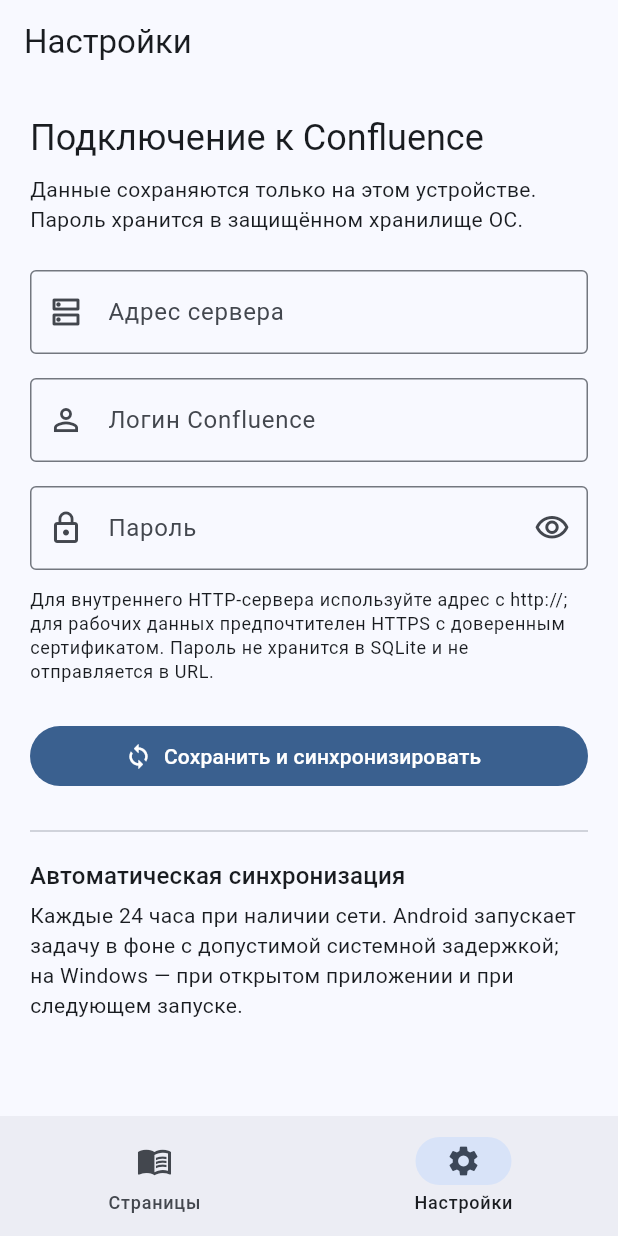
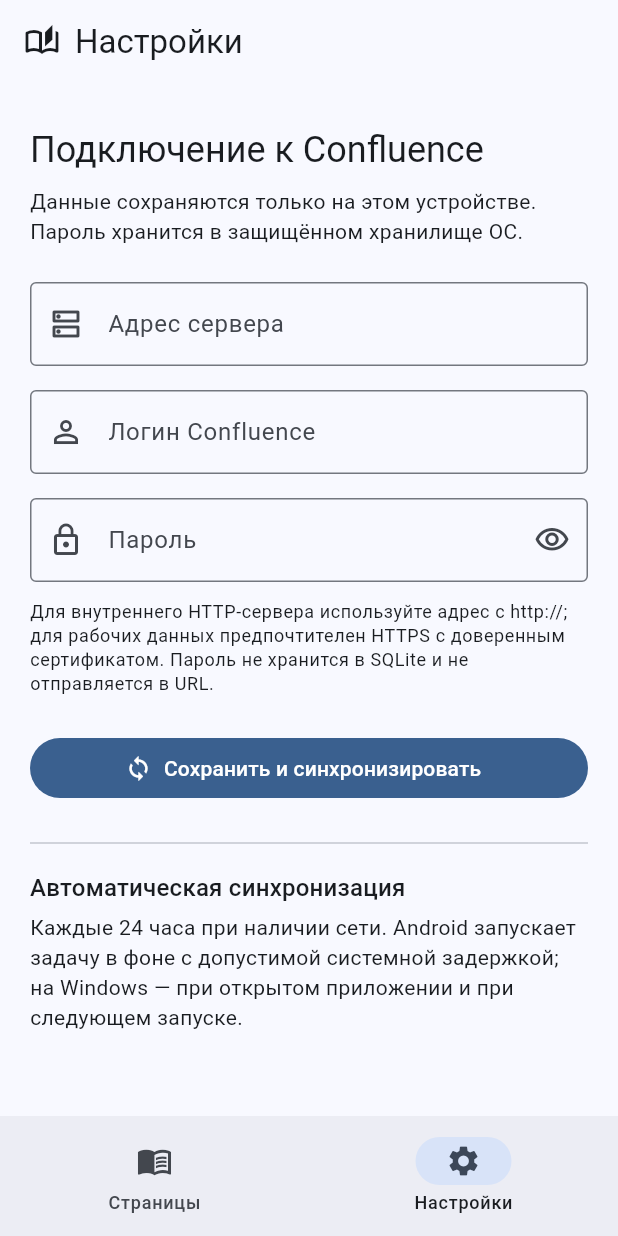
Before and after one commit to zigorminsk-debug/WIKI, a Flutter app: the screen it shows after launch, item 2 of the bottom bar chosen, on a phone screen of 412 x 824 dp. Run offline on Flutter 3.47's test engine with Material 3 defaults, Android fonts, the phone set to English and light mode, and no system bars; our stand-ins replace flutter_html, flutter_secure_storage, shared_preferences, sqflite, sqflite_common_ffi; missing offline and left inert: workmanager; accounts and stored records are empty.

Commit message:
feat: adapt GUI for Android and Windows
Co-authored-by: arena-agent <297053741+arena-agent@users.noreply.github.com>

```diff
--- a/lib/main.dart
+++ b/lib/main.dart
@@ -176,24 +176,9 @@
     return AnimatedBuilder(
       animation: widget.controller,
       builder: (context, _) {
+        final isDesktopLayout = MediaQuery.sizeOf(context).width >= 800;
         final pageTitle = _selectedIndex == 0 ? 'База знаний' : 'Настройки';
-        return Scaffold(
-          appBar: AppBar(
-            title: Text(pageTitle),
-            actions: <Widget>[
-              if (_selectedIndex == 0)
-                IconButton(
-                  tooltip: 'Синхронизировать сейчас',
-                  onPressed: widget.controller.isSyncing || !widget.controller.settings.isConfigured
-                      ? null
-                      : () => unawaited(widget.controller.synchronize()),
-                  icon: widget.controller.isSyncing
-                      ? const SizedBox(width: 20, height: 20, child: CircularProgressIndicator(strokeWidth: 2))
-                      : const Icon(Icons.sync),
-                ),
-            ],
-          ),
-          body: Column(
+        final content = Column(
           children: <Widget>[
             if (widget.controller.transientError != null)
               _ErrorBanner(
@@ -212,8 +197,50 @@
                     ),
             ),
           ],
+        );
+
+        return Scaffold(
+          appBar: AppBar(
+            title: Row(
+              children: <Widget>[
+                if (!isDesktopLayout) ...<Widget>[
+                  const Icon(Icons.auto_stories_outlined),
+                  const SizedBox(width: 10),
+                ],
+                Text(pageTitle),
+              ],
             ),
-          bottomNavigationBar: NavigationBar(
+            actions: <Widget>[
+              if (_selectedIndex == 0)
+                Padding(
+                  padding: const EdgeInsets.only(right: 8),
+                  child: IconButton(
+                    tooltip: 'Синхронизировать сейчас',
+                    onPressed: widget.controller.isSyncing || !widget.controller.settings.isConfigured
+                        ? null
+                        : () => unawaited(widget.controller.synchronize()),
+                    icon: widget.controller.isSyncing
+                        ? const SizedBox(width: 20, height: 20, child: CircularProgressIndicator(strokeWidth: 2))
+                        : const Icon(Icons.sync),
+                  ),
+                ),
+            ],
+          ),
+          body: isDesktopLayout
+              ? Row(
+                  children: <Widget>[
+                    _DesktopNavigation(
+                      selectedIndex: _selectedIndex,
+                      onSelected: (index) => setState(() => _selectedIndex = index),
+                    ),
+                    const VerticalDivider(width: 1),
+                    Expanded(child: content),
+                  ],
+                )
+              : content,
+          bottomNavigationBar: isDesktopLayout
+              ? null
+              : NavigationBar(
                   selectedIndex: _selectedIndex,
                   onDestinationSelected: (index) => setState(() => _selectedIndex = index),
                   destinations: const <NavigationDestination>[
@@ -223,6 +250,58 @@
                 ),
         );
       },
+    );
+  }
+}
+
+class _DesktopNavigation extends StatelessWidget {
+  const _DesktopNavigation({required this.selectedIndex, required this.onSelected});
+
+  final int selectedIndex;
+  final ValueChanged<int> onSelected;
+
+  @override
+  Widget build(BuildContext context) {
+    return NavigationRail(
+      extended: true,
+      minExtendedWidth: 232,
+      selectedIndex: selectedIndex,
+      onDestinationSelected: onSelected,
+      leading: Padding(
+        padding: const EdgeInsets.fromLTRB(20, 20, 12, 28),
+        child: Row(
+          children: <Widget>[
+            CircleAvatar(
+              backgroundColor: Theme.of(context).colorScheme.primaryContainer,
+              child: const Icon(Icons.auto_stories_outlined),
+            ),
+            const SizedBox(width: 12),
+            Text('Confluence KB', style: Theme.of(context).textTheme.titleMedium),
+          ],
+        ),
+      ),
+      destinations: const <NavigationRailDestination>[
+        NavigationRailDestination(
+          icon: Icon(Icons.menu_book_outlined),
+          selectedIcon: Icon(Icons.menu_book),
+          label: Text('Страницы'),
+        ),
+        NavigationRailDestination(
+          icon: Icon(Icons.settings_outlined),
+          selectedIcon: Icon(Icons.settings),
+          label: Text('Настройки'),
+        ),
+      ],
+      trailing: const Padding(
+        padding: EdgeInsets.all(16),
+        child: Row(
+          children: <Widget>[
+            Icon(Icons.offline_pin_outlined, size: 18),
+            SizedBox(width: 8),
+            Text('Офлайн-кэш'),
+          ],
+        ),
+      ),
     );
   }
 }
@@ -394,8 +473,11 @@
   @override
   Widget build(BuildContext context) {
     final settings = widget.controller.settings;
+    return LayoutBuilder(
+      builder: (context, constraints) {
+        final horizontalPadding = constraints.maxWidth > 840 ? (constraints.maxWidth - 800) / 2 : 20.0;
         return ListView(
-      padding: const EdgeInsets.all(20),
+          padding: EdgeInsets.fromLTRB(horizontalPadding, 28, horizontalPadding, 32),
           children: <Widget>[
         Text('Подключение к Confluence', style: Theme.of(context).textTheme.headlineSmall),
         const SizedBox(height: 8),
@@ -456,6 +538,8 @@
         const SizedBox(height: 4),
             const Text('Каждые 24 часа при наличии сети. Android запускает задачу в фоне с допустимой системной задержкой; на Windows — при открытом приложении и при следующем запуске.'),
           ],
+        );
+      },
     );
   }
 }
```
Also changed, not shown: 1 other file. Lines whose indentation alone changed are shown as unchanged.
